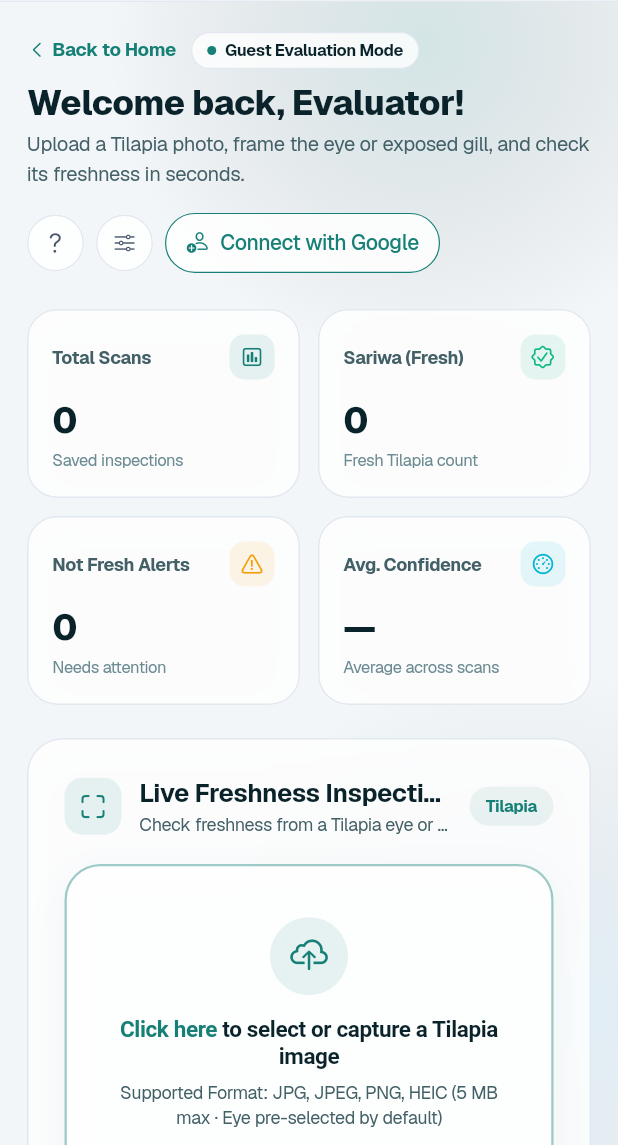
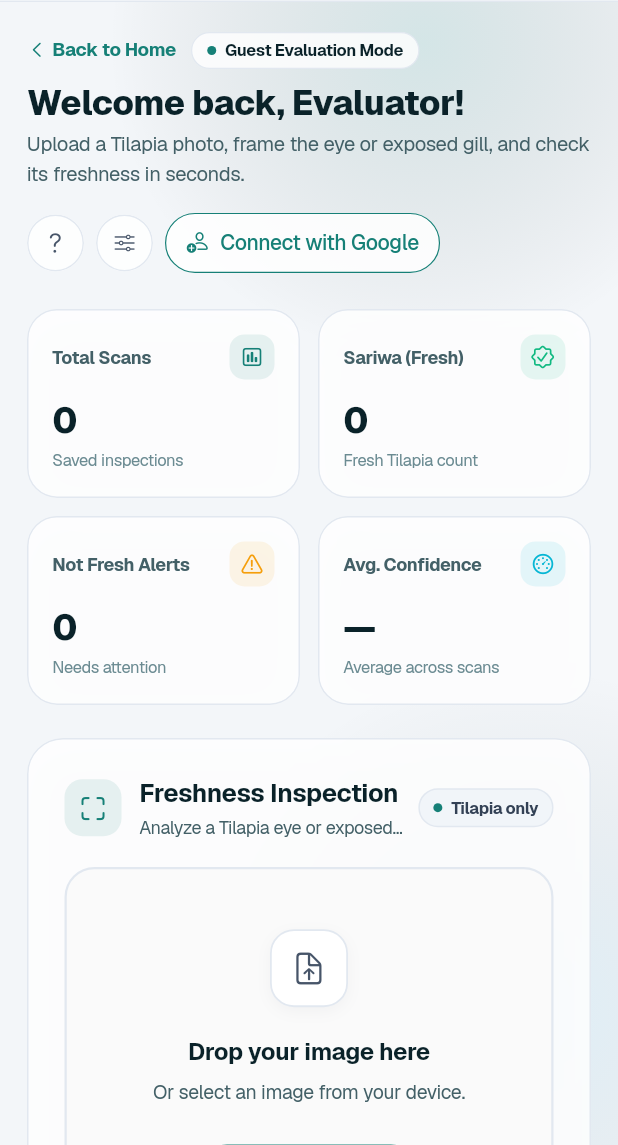
Before and after one commit to Frostyrr/SariwaBa, a Flutter app: the DashboardPage screen opened by its route, on a phone screen of 412 x 824 dp, the part 91-1236 px from its top. Run offline on Flutter 3.47's test engine with Material 3 defaults, Android fonts, the phone set to English and light mode, and no system bars; our stand-ins replace dio, flutter_riverpod, flutter_secure_storage, flutter_svg, go_router, google_fonts and 2 more; accounts and stored records are empty; project files that could hold a hidden picture were left out.

Commit message:
Refactor dashboard text labels for clarity: update 'Live Freshness Inspection' to 'Freshness Inspection' in widget tests and UI

```diff
--- a/frontend/lib/pages/dashboard/dashboard_page.dart
+++ b/frontend/lib/pages/dashboard/dashboard_page.dart
@@ -32,6 +32,7 @@ class _DashboardPageState extends ConsumerState<DashboardPage> {
   BuildContext? _cropModalContext;
   bool _isHistorySelectionMode = false;
   final Set<int> _selectedHistoryScanIds = <int>{};
+  bool _isDropzoneHovered = false;
 
   @override
   void initState() {
@@ -1264,12 +1265,13 @@ class _DashboardPageState extends ConsumerState<DashboardPage> {
     return _buildFrostedGlassCard(
       padding: const EdgeInsets.all(24),
       borderRadius: 24,
-      blurSigma: 22,
+      blurSigma: 6,
       child: Column(
         crossAxisAlignment: CrossAxisAlignment.start,
         children: [
           Row(
             mainAxisAlignment: MainAxisAlignment.spaceBetween,
+            crossAxisAlignment: CrossAxisAlignment.center,
             children: [
               Expanded(
                 child: Row(
@@ -1294,7 +1296,7 @@ class _DashboardPageState extends ConsumerState<DashboardPage> {
                         crossAxisAlignment: CrossAxisAlignment.start,
                         children: [
                           Text(
-                            'Live Freshness Inspection',
+                            'Freshness Inspection',
                             style: TextStyle(
                               fontSize: 17,
                               fontWeight: FontWeight.w700,
@@ -1303,8 +1305,9 @@ class _DashboardPageState extends ConsumerState<DashboardPage> {
                             ),
                             overflow: TextOverflow.ellipsis,
                           ),
+                          SizedBox(height: 2),
                           Text(
-                            'Check freshness from a Tilapia eye or exposed gill photo',
+                            'Analyze a Tilapia eye or exposed gill image.',
                             style: TextStyle(
                               fontSize: 12,
                               letterSpacing: AppTypography.defaultLetterSpacing,
@@ -1318,24 +1321,43 @@ class _DashboardPageState extends ConsumerState<DashboardPage> {
                   ],
                 ),
               ),
-              const SizedBox(width: 12),
+              const SizedBox(width: 8),
               Container(
                 padding: const EdgeInsets.symmetric(
-                  horizontal: 11,
-                  vertical: 5,
+                  horizontal: 9,
+                  vertical: 4,
                 ),
                 decoration: BoxDecoration(
-                  color: SariwaColors.brandPrimary.withValues(alpha: 0.08),
+                  color: const Color(0xFFF1F5F9),
                   borderRadius: BorderRadius.circular(99),
-                ),
-                child: const Text(
-                  'Tilapia',
-                  style: TextStyle(
-                    fontSize: 11,
-                    fontWeight: FontWeight.w700,
-                    letterSpacing: AppTypography.defaultLetterSpacing,
-                    color: SariwaColors.brandPrimary,
-                  ),
+                  border: Border.all(
+                    color: const Color(0xFFE2E8F0),
+                    width: 1,
+                  ),
+                ),
+                child: Row(
+                  mainAxisSize: MainAxisSize.min,
+                  children: [
+                    Container(
+                      width: 6,
+                      height: 6,
+                      decoration: const BoxDecoration(
+                        color: SariwaColors.brandPrimary,
+                        shape: BoxShape.circle,
+                      ),
+                    ),
+                    const SizedBox(width: 6),
+                    const Text(
+                      'Tilapia only',
+                      style: TextStyle(
+                        fontFamily: 'Geist',
+                        fontSize: 11,
+                        fontWeight: FontWeight.w600,
+                        letterSpacing: AppTypography.defaultLetterSpacing,
+                        color: Color(0xFF334155),
+                      ),
+                    ),
+                  ],
                 ),
               ),
             ],
@@ -1384,105 +1406,119 @@ class _DashboardPageState extends ConsumerState<DashboardPage> {
   Widget _buildEmptyUploadDropzone(ClassificationController controller) {
     return MouseRegion(
       cursor: SystemMouseCursors.click,
+      onEnter: (_) => setState(() => _isDropzoneHovered = true),
+      onExit: (_) => setState(() => _isDropzoneHovered = false),
       child: GestureDetector(
+        key: const Key('empty_upload_dropzone'),
         onTap: () => controller.pickImage(ImageSource.gallery),
         behavior: HitTestBehavior.opaque,
-        child: Container(
+        child: AnimatedContainer(
+          duration: const Duration(milliseconds: 200),
+          curve: Curves.easeOutCubic,
           width: double.infinity,
-          padding: const EdgeInsets.symmetric(vertical: 34, horizontal: 24),
+          padding: const EdgeInsets.symmetric(vertical: 40, horizontal: 24),
           decoration: BoxDecoration(
-            color: const Color(0xE6FFFFFF),
-            borderRadius: BorderRadius.circular(24),
+            color: _isDropzoneHovered
+                ? SariwaColors.brandPrimary.withValues(alpha: 0.03)
+                : const Color(0xFFFAFAFA),
+            borderRadius: BorderRadius.circular(20),
             border: Border.all(
-              color: SariwaColors.brandPrimary.withValues(alpha: 0.42),
+              color: _isDropzoneHovered
+                  ? SariwaColors.brandPrimary.withValues(alpha: 0.5)
+                  : const Color(0xFFE2E8F0),
               width: 1.5,
             ),
-            boxShadow: [
-              BoxShadow(
-                color: SariwaColors.brandPrimary.withValues(alpha: 0.06),
-                blurRadius: 20,
-                offset: const Offset(0, 6),
-              ),
-            ],
           ),
           child: Column(
+            mainAxisSize: MainAxisSize.min,
             children: [
-              Container(
+              AnimatedContainer(
+                duration: const Duration(milliseconds: 200),
                 width: 52,
                 height: 52,
                 decoration: BoxDecoration(
-                  shape: BoxShape.circle,
-                  color: SariwaColors.brandPrimary.withValues(alpha: 0.10),
-                ),
-                child: const Icon(
-                  CupertinoIcons.cloud_upload,
-                  size: 26,
-                  color: SariwaColors.brandPrimary,
-                ),
-              ),
-              const SizedBox(height: 14),
-              RichText(
+                  color: _isDropzoneHovered
+                      ? SariwaColors.brandPrimary.withValues(alpha: 0.12)
+                      : Colors.white,
+                  borderRadius: BorderRadius.circular(16),
+                  border: Border.all(
+                    color: _isDropzoneHovered
+                        ? SariwaColors.brandPrimary.withValues(alpha: 0.25)
+                        : const Color(0xFFE2E8F0),
+                    width: 1.2,
+                  ),
+                  boxShadow: [
+                    BoxShadow(
+                      color: _isDropzoneHovered
+                          ? SariwaColors.brandPrimary.withValues(alpha: 0.15)
+                          : const Color(0x0A0F172A),
+                      blurRadius: _isDropzoneHovered ? 16 : 8,
+                      offset: const Offset(0, 3),
+                    ),
+                  ],
+                ),
+                child: Center(
+                  child: Icon(
+                    CupertinoIcons.arrow_up_doc,
+                    size: 24,
+                    color: _isDropzoneHovered
+                        ? SariwaColors.brandPrimary
+                        : const Color(0xFF475569),
+                  ),
+                ),
+              ),
+              const SizedBox(height: 18),
+              const Text(
+                'Drop your image here',
+                style: TextStyle(
+                  fontFamily: 'Geist',
+                  fontSize: 16,
+                  fontWeight: FontWeight.w700,
+                  letterSpacing: AppTypography.defaultLetterSpacing,
+                  color: SariwaColors.textPrimaryDark,
+                ),
                 textAlign: TextAlign.center,
-                text: const TextSpan(
-                  style: TextStyle(
-                    fontFamily: 'Geist',
-                    fontSize: 15,
-                    letterSpacing: AppTypography.defaultLetterSpacing,
-                    color: SariwaColors.textPrimaryDark,
-                  ),
-                  children: [
-                    TextSpan(
-                      text: 'Click here ',
-                      style: TextStyle(
-                        fontWeight: FontWeight.w700,
-                        letterSpacing: AppTypography.defaultLetterSpacing,
-                        color: SariwaColors.brandPrimary,
-                      ),
-                    ),
-                    TextSpan(
-                      text: 'to select or capture a Tilapia image',
-                      style: TextStyle(
-                        fontWeight: FontWeight.w600,
-                        letterSpacing: AppTypography.defaultLetterSpacing,
-                        color: SariwaColors.textPrimaryDark,
-                      ),
-                    ),
-                  ],
-                ),
               ),
               const SizedBox(height: 6),
               const Text(
-                'Supported Format: JPG, JPEG, PNG, HEIC (5 MB max · Eye pre-selected by default)',
+                'Or select an image from your device.',
                 style: TextStyle(
-                  fontSize: 12,
+                  fontFamily: 'Geist',
+                  fontSize: 13,
+                  fontWeight: FontWeight.w400,
                   letterSpacing: AppTypography.defaultLetterSpacing,
                   color: SariwaColors.textSecondaryDark,
-                  height: 1.4,
                 ),
                 textAlign: TextAlign.center,
               ),
-              const SizedBox(height: 18),
+              const SizedBox(height: 22),
               Wrap(
-                spacing: 10,
+                spacing: 12,
                 runSpacing: 10,
                 alignment: WrapAlignment.center,
+                crossAxisAlignment: WrapCrossAlignment.center,
                 children: [
                   ElevatedButton.icon(
                     key: const Key('browse_gallery_button'),
                     onPressed: () => controller.pickImage(ImageSource.gallery),
-                    icon:
-                        const Icon(CupertinoIcons.photo_on_rectangle, size: 15),
-                    label: const Text('Browse Gallery'),
+                    icon: const Icon(CupertinoIcons.photo, size: 15),
+                    label: const Text('Choose Image'),
                     style: ElevatedButton.styleFrom(
                       backgroundColor: SariwaColors.brandPrimary,
                       foregroundColor: Colors.white,
                       elevation: 0,
                       padding: const EdgeInsets.symmetric(
-                        horizontal: 18,
-                        vertical: 11,
+                        horizontal: 20,
+                        vertical: 12,
                       ),
                       shape: RoundedRectangleBorder(
                         borderRadius: BorderRadius.circular(99),
+                      ),
+                      textStyle: const TextStyle(
+                        fontFamily: 'Geist',
+                        fontSize: 13,
+                        fontWeight: FontWeight.w600,
+                        letterSpacing: AppTypography.defaultLetterSpacing,
                       ),
                     ),
                   ),
@@ -1492,19 +1528,53 @@ class _DashboardPageState extends ConsumerState<DashboardPage> {
                     icon: const Icon(CupertinoIcons.camera, size: 15),
                     label: const Text('Use Camera'),
                     style: OutlinedButton.styleFrom(
-                      foregroundColor: SariwaColors.textPrimaryDark,
-                      side: const BorderSide(color: Color(0xFFE2E8F0)),
+                      foregroundColor: const Color(0xFF334155),
+                      side: const BorderSide(
+                        color: Color(0xFFCBD5E1),
+                        width: 1.2,
+                      ),
                       backgroundColor: Colors.white,
+                      elevation: 0,
                       padding: const EdgeInsets.symmetric(
                         horizontal: 18,
-                        vertical: 11,
+                        vertical: 12,
                       ),
                       shape: RoundedRectangleBorder(
                         borderRadius: BorderRadius.circular(99),
                       ),
+                      textStyle: const TextStyle(
+                        fontFamily: 'Geist',
+                        fontSize: 13,
+                        fontWeight: FontWeight.w600,
+                        letterSpacing: AppTypography.defaultLetterSpacing,
+                      ),
                     ),
                   ),
                 ],
+              ),
+              const SizedBox(height: 22),
+              const Text(
+                'JPG, JPEG, PNG, HEIC · Max 5 MB',
+                style: TextStyle(
+                  fontFamily: 'Geist',
+                  fontSize: 12,
+                  fontWeight: FontWeight.w500,
+                  letterSpacing: AppTypography.defaultLetterSpacing,
+                  color: Color(0xFF64748B),
+                ),
+                textAlign: TextAlign.center,
+              ),
+              const SizedBox(height: 5),
+              const Text(
+                'Active region: Eye (default)',
+                style: TextStyle(
+                  fontFamily: 'Geist',
+                  fontSize: 11.5,
+                  fontWeight: FontWeight.w600,
+                  letterSpacing: AppTypography.defaultLetterSpacing,
+                  color: SariwaColors.brandPrimary,
+                ),
+                textAlign: TextAlign.center,
               ),
             ],
           ),
@@ -1517,21 +1587,14 @@ class _DashboardPageState extends ConsumerState<DashboardPage> {
     return Container(
       key: const Key('image_uploading_state'),
       width: double.infinity,
-      padding: const EdgeInsets.symmetric(vertical: 36, horizontal: 24),
+      padding: const EdgeInsets.symmetric(vertical: 40, horizontal: 24),
       decoration: BoxDecoration(
-        color: const Color(0xE6FFFFFF),
-        borderRadius: BorderRadius.circular(24),
+        color: const Color(0xFFFAFAFA),
+        borderRadius: BorderRadius.circular(20),
         border: Border.all(
-          color: SariwaColors.brandPrimary.withValues(alpha: 0.45),
-          width: 1.5,
+          color: const Color(0xFFE2E8F0),
+          width: 1.2,
         ),
-        boxShadow: [
-          BoxShadow(
-            color: SariwaColors.brandPrimary.withValues(alpha: 0.08),
-            blurRadius: 20,
-            offset: const Offset(0, 6),
-          ),
-        ],
       ),
       child: Column(
         children: [
@@ -1539,14 +1602,25 @@ class _DashboardPageState extends ConsumerState<DashboardPage> {
             width: 52,
             height: 52,
             decoration: BoxDecoration(
-              shape: BoxShape.circle,
-              color: SariwaColors.brandPrimary.withValues(alpha: 0.12),
+              color: Colors.white,
+              borderRadius: BorderRadius.circular(16),
+              border: Border.all(
+                color: const Color(0xFFE2E8F0),
+                width: 1.2,
+              ),
+              boxShadow: const [
+                BoxShadow(
+                  color: Color(0x0A0F172A),
+                  blurRadius: 8,
+                  offset: Offset(0, 3),
+                ),
+              ],
             ),
             child: const Center(
               child: CupertinoActivityIndicator(radius: 12),
             ),
           ),
-          const SizedBox(height: 16),
+          const SizedBox(height: 18),
           const Text(
             'Uploading & Processing Photo...',
             style: TextStyle(
@@ -1583,7 +1657,7 @@ class _DashboardPageState extends ConsumerState<DashboardPage> {
     );
   }
 
-  Widget _buildActiveModalPlaceholderCard(ClassificationState state) {
+    Widget _buildActiveModalPlaceholderCard(ClassificationState state) {
     return Container(
       width: double.infinity,
       padding: const EdgeInsets.all(18),
```
Also changed, not shown: 1 other file.
